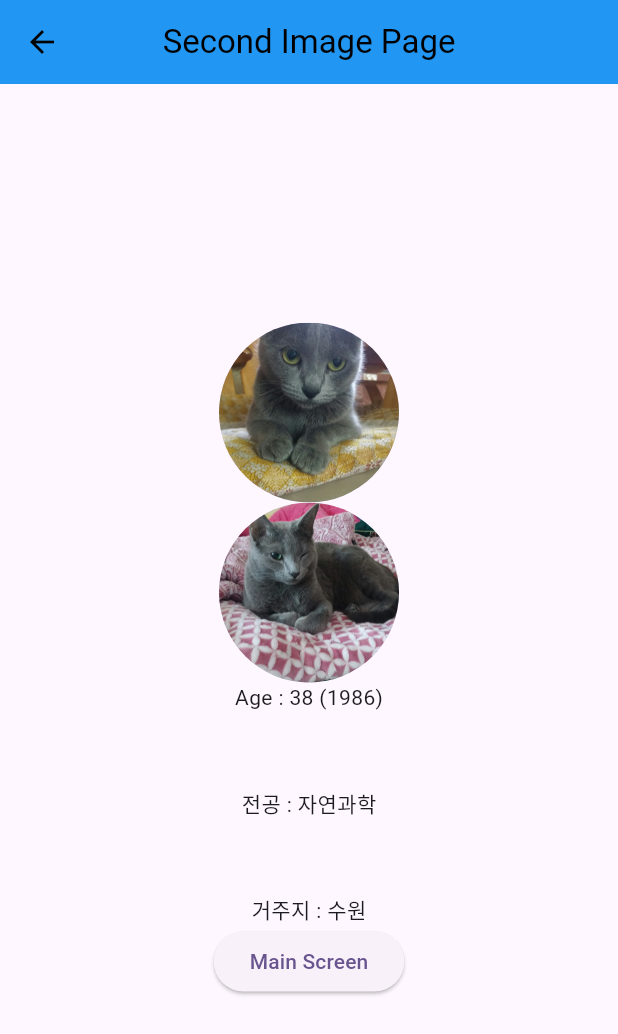
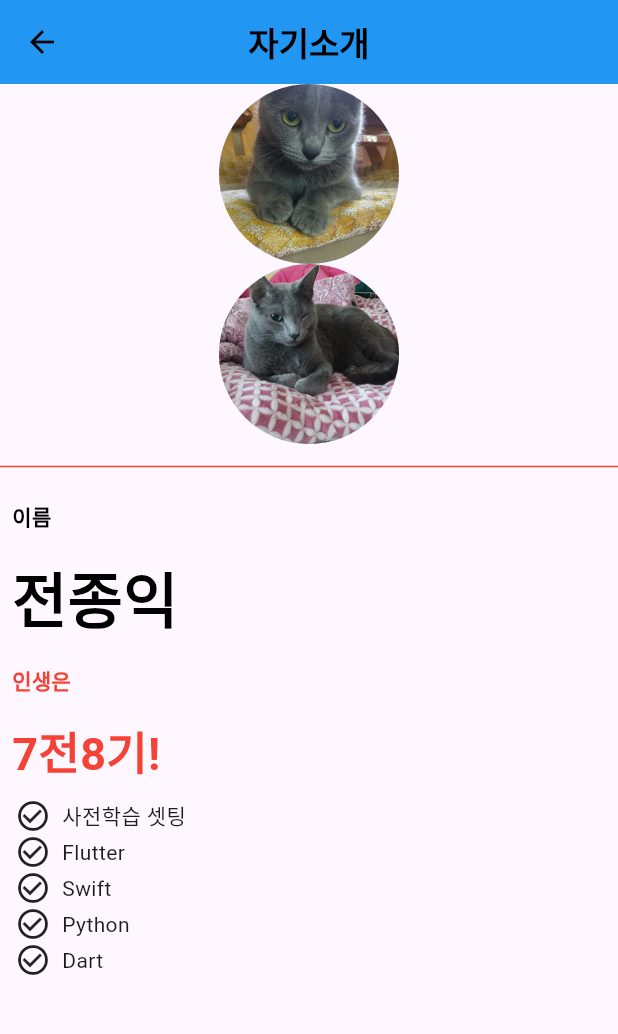
Before and after one commit to first-project-of-4T/main, a Flutter app: the SecondImagePage screen opened by its route, on a phone screen of 412 x 824 dp. Shown: the top 1034 px of the screen. Run offline on Flutter 3.47's test engine with Material 3 defaults, Android fonts, the phone set to English and light mode, and no system bars.

Commit message:
3번째 수정
3번째 수정

```diff
--- a/navigator_git_4t_app/lib/view/second/second_image_page.dart
+++ b/navigator_git_4t_app/lib/view/second/second_image_page.dart
@@ -7,42 +7,175 @@ class SecondImagePage extends StatelessWidget {
   Widget build(BuildContext context) {
     return Scaffold(
       appBar: AppBar(
-        title: Text('Second Image Page'),
+        title: Text('자기소개',
+          style: TextStyle(
+          fontWeight: FontWeight.bold
+          )
+        ),
         backgroundColor: Colors.blue,
         foregroundColor: Colors.black,
         centerTitle: true,
       ),
       body: Center(
         child: Column(
-          mainAxisAlignment: MainAxisAlignment.center,
           children: [
             CircleAvatar(
               backgroundImage: AssetImage(
                 'images/1000042831.jpg',
-                ),
+              ),
               radius: 60,
             ),
             CircleAvatar(
               backgroundImage: AssetImage(
                 'images/1000042832.jpg',
-                ),
+              ),
               radius: 60,
             ),
-            Text('Age : 38 (1986)'),
-            SizedBox(height: 50),
-            Text('전공 : 자연과학'),
-            SizedBox(height: 50),
-            Text('거주지 : 수원'),
-            ElevatedButton(
-              onPressed: () {
-                Navigator.pop(context);
-                Navigator.pop(context);
-              },
-              child: Text('Main Screen'),
+            Divider(height: 30, color: Colors.red, thickness: 1),
+            Row(
+              children: [
+                Padding(
+                  padding: const EdgeInsets.all(8.0),
+                  child: Text("이름",
+                  style: TextStyle(
+                    color: Colors.black,
+                    fontWeight: FontWeight.bold
+                  ),),
+                ),
+              ],
+            ),
+            Row(
+              children: [
+                Padding(
+                  padding: const EdgeInsets.all(8.0),
+                  child: Text("전종익",
+                  style: TextStyle(
+                    color: Colors.black,
+                    fontSize: 40,
+                    fontWeight: FontWeight.bold
+                  )),
+                ),
+              ],
+            ),
+            Row(
+              children: [
+                Padding(
+                  padding: const EdgeInsets.all(8.0),
+                  child: Text("인생은",
+                  style: TextStyle(
+                    color: Colors.red,
+                    fontWeight: FontWeight.bold
+                  ),),
+                ),
+              ],
+            ),
+            Row(
+              children: [
+                Padding(
+                  padding: const EdgeInsets.all(8.0),
+                  child: Text("7전8기!",
+                  style: TextStyle(
+                    color: Colors.red,
+                    fontSize: 30,
+                    fontWeight: FontWeight.bold
+                  )),
+                ),
+              ],
+            ),
+            Row(
+              children: [
+                Padding(
+                  padding: const EdgeInsets.fromLTRB(10,0,0,0),
+                  child: Icon(Icons.check_circle_outline),
+                ),
+                Row(
+                  children: [
+                    Text("  사전학습 셋팅"),
+                  ],
+                ),
+              ],
+            ),
+            Row(
+              children: [
+                Padding(
+                  padding: const EdgeInsets.fromLTRB(10,0,0,0),
+                  child: Icon(Icons.check_circle_outline),
+                ),
+                Text("  Flutter"),
+              ],
+            ),
+            Row(
+              children: [
+                Padding(
+                  padding: const EdgeInsets.fromLTRB(10,0,0,0),
+                  child: Icon(Icons.check_circle_outline),
+                ),
+                Text("  Swift"),
+              ],
+            ),
+            Row(
+              children: [
+                Padding(
+                  padding: const EdgeInsets.fromLTRB(10,0,0,0),
+                  child: Icon(Icons.check_circle_outline),
+                ),
+                Text("  Python"),
+              ],
+            ),
+            Row(
+              children: [
+                Padding(
+                  padding: const EdgeInsets.fromLTRB(10,0,0,0),
+                  child: Icon(Icons.check_circle_outline),
+                ),
+                Text("  Dart"),
+              ],
             ),
           ],
-        ),
+        )
       )
     );
   }
 }
+
+
+
+
+
+
+
+
+//       body: Center(
+//         child: Column(
+//           mainAxisAlignment: MainAxisAlignment.center,
+//           children: [
+//             CircleAvatar(
+//               backgroundImage: AssetImage(
+//                 'images/1000042831.jpg',
+//                 ),
+//               radius: 60,
+//             ),
+//             CircleAvatar(
+//               backgroundImage: AssetImage(
+//                 'images/1000042832.jpg',
+//                 ),
+//               radius: 60,
+//             ),
+//             Text('Age : 38 (1986)'),
+//             SizedBox(height: 50),
+//             Text('전공 : 자연과학'),
+//             SizedBox(height: 50),
+//             Text('거주지 : 수원'),
+//             ElevatedButton(
+//               onPressed: () {
+//                 Navigator.pop(context);
+//                 Navigator.pop(context);
+//               },
+//               child: Text('Main Screen'),
+//             ),
+//           ],
+//         ),
+//       )
+//     );
+//   }
+// }
--- a/navigator_git_4t_app/lib/view/second/second_page.dart
+++ b/navigator_git_4t_app/lib/view/second/second_page.dart
@@ -8,7 +8,11 @@ class SecondPage extends StatelessWidget {
     return Scaffold(
       backgroundColor: Colors.white,
       appBar: AppBar(
-        title: Text('인사말'),
+        title: Text('인사말',
+          style: TextStyle(
+            fontWeight: FontWeight.bold
+          ),
+        ),
         backgroundColor: Colors.blue,
         foregroundColor: Colors.black,
         centerTitle: true,
```
